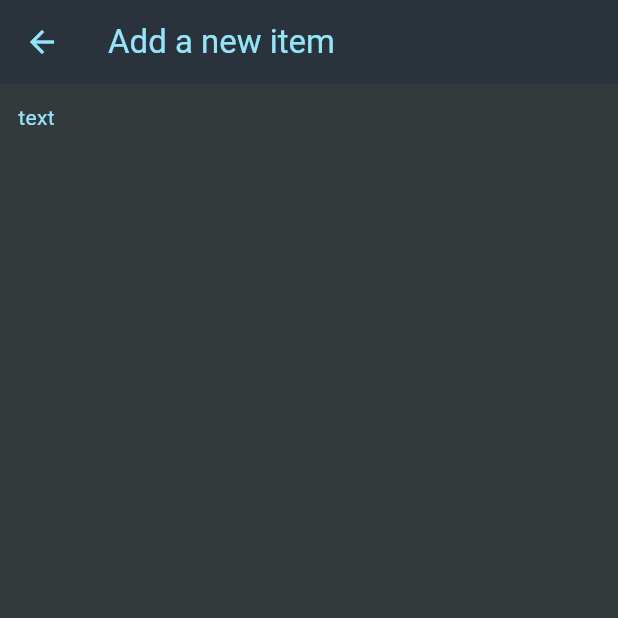
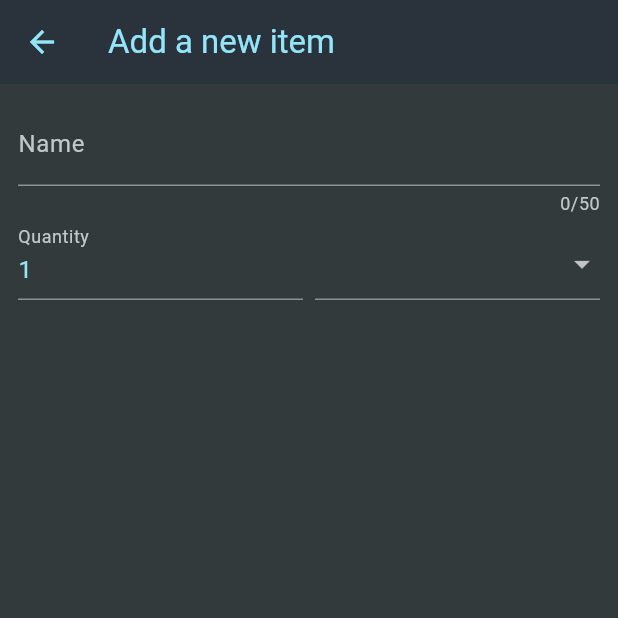
Before and after one commit to emagnu/shopping_list, a Flutter app: the NewItem screen opened directly, on a phone screen of 412 x 824 dp, the top half of it. Run offline on Flutter 3.47's test engine with Material 3 defaults, Android fonts, the phone set to English and light mode, and no system bars.

Commit message:
210. The Form & TextFormField Widgets && 211. A Form-aware Dropdown Button

```diff
--- a/lib/widgets/grocery_list.dart
+++ b/lib/widgets/grocery_list.dart
@@ -1,5 +1,7 @@
 //  //   ///
 //  Import LIBRARIES
+// ignore_for_file: avoid_print
+
 import 'package:flutter/material.dart';
 //  Import FILES
 import '../data/dummy_items.dart';
@@ -55,7 +57,3 @@ class _GroceryListState extends State<GroceryList> {
     );
   }
 }
-// title: Text('Item ${groceryItems[index].name}'),
-//             subtitle: Text(
-//                 // '${groceryItems[index].quantity} x \$${groceryItems[index].price}'),
-//                 '${groceryItems[index].quantity} x \$${2.11}'),
--- a/lib/widgets/new_item.dart
+++ b/lib/widgets/new_item.dart
@@ -2,12 +2,14 @@
 //  Import LIBRARIES
 import 'package:flutter/material.dart';
 //  Import FILES
+import '../data/categories.dart';
 //  //   ///
 
 class NewItem extends StatefulWidget {
   const NewItem({super.key});
 
   @override
+  // ignore: library_private_types_in_public_api
   _NewItemState createState() => _NewItemState();
 }
 
@@ -18,9 +20,61 @@ class _NewItemState extends State<NewItem> {
         appBar: AppBar(
           title: const Text('Add a new item'),
         ),
-        body: const Padding(
-          padding: EdgeInsets.all(12),
-          child: Text('text'),
+        body: Padding(
+          padding: const EdgeInsets.all(12),
+          child: Form(
+              child: Column(
+            children: <Widget>[
+              TextFormField(
+                maxLength: 50,
+                decoration: const InputDecoration(
+                  label: Text('Name'),
+                ),
+                validator: (value) {
+                  if (value == null || value.isEmpty) {
+                    return 'Please enter some text';
+                  }
+                  return null;
+                },
+              ),
+              Row(
+                crossAxisAlignment: CrossAxisAlignment.end,
+                children: <Widget>[
+                  Expanded(
+                    child: TextFormField(
+                      decoration: const InputDecoration(
+                        label: Text('Quantity'),
+                      ),
+                      initialValue: '1',
+                    ),
+                  ),
+                  const SizedBox(width: 8.0),
+                  Expanded(
+                    child: DropdownButtonFormField(
+                      items: [
+                        for (final category in categories.entries)
+                          DropdownMenuItem(
+                            value: category.value,
+                            child: Row(
+                              children: <Widget>[
+                                Container(
+                                  width: 16, height: 16,
+                                  color: category.value.color,
+                                  // child: Widget(),
+                                ),
+                                const SizedBox(width: 6.0),
+                                Text(category.value.name)
+                              ],
+                            ),
+                          ),
+                      ],
+                      onChanged: (value) {},
+                    ),
+                  )
+                ],
+              )
+            ],
+          )),
         ));
   }
 }
```
